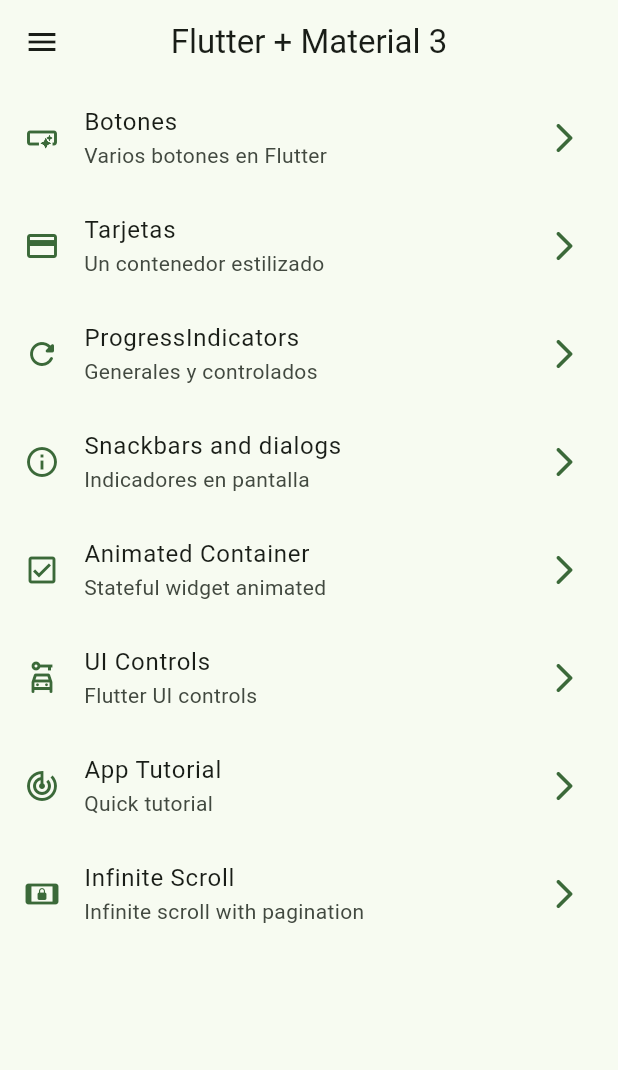
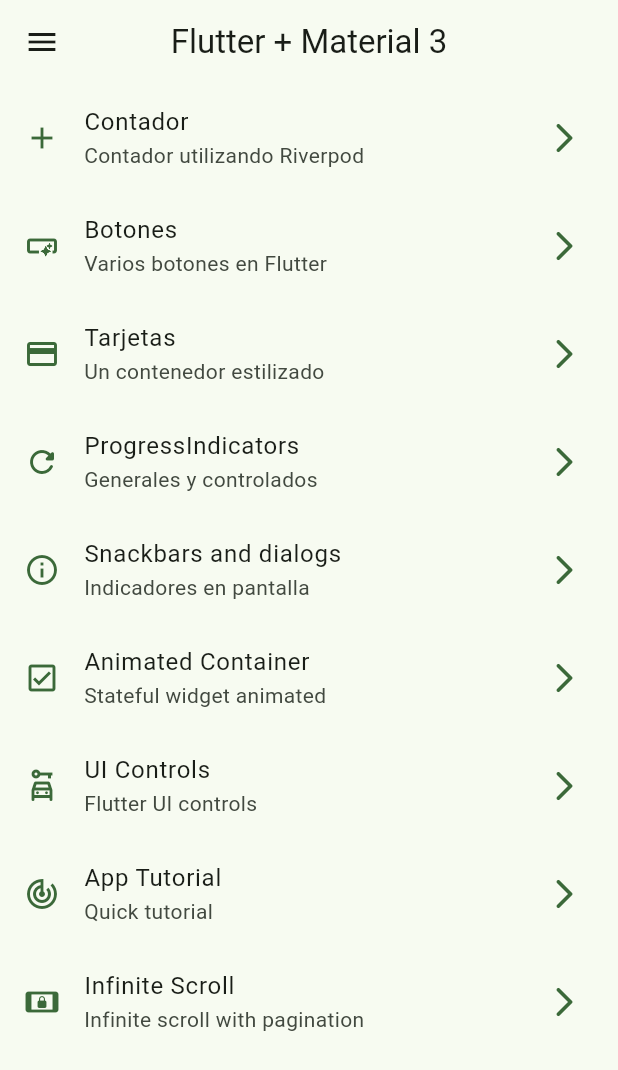
Before and after one commit to AlexisPucheta/widgetsApp, a Flutter app: the screen it shows after launch, on a phone screen of 412 x 824 dp. Shown: the top 1070 px of the screen. Run offline on Flutter 3.47's test engine with Material 3 defaults, Android fonts, the phone set to English and light mode, and no system bars; our stand-ins replace animate_do, flutter_riverpod, go_router.

```diff
--- a/lib/config/menu/menu_items.dart
+++ b/lib/config/menu/menu_items.dart
@@ -15,6 +15,12 @@ class MenuItems {
 }
 
 const appMenuItems = <MenuItems>[
+  MenuItems(
+    title: 'Contador',
+    subtitle: 'Contador utilizando Riverpod',
+    icon: Icons.add,
+    link: '/counter',
+  ),
   MenuItems(
     title: 'Botones',
     subtitle: 'Varios botones en Flutter',
--- a/lib/config/router/app_router.dart
+++ b/lib/config/router/app_router.dart
@@ -49,5 +49,10 @@ final appRouter = GoRouter(
       name: InfiniteScrollScreen.name,
       builder: (context, state) => const InfiniteScrollScreen(),
     ),
+    GoRoute(
+      path: '/counter',
+      name: CounterScreen.name,
+      builder: (context, state) => const CounterScreen(),
+    ),
   ],
 );
--- a/lib/main.dart
+++ b/lib/main.dart
@@ -1,9 +1,10 @@
 import 'package:flutter/material.dart';
+import 'package:flutter_riverpod/flutter_riverpod.dart';
 import 'package:widgetsapp/config/router/app_router.dart';
 import 'package:widgetsapp/config/theme/app_theme.dart';
 
 void main() {
-  runApp(const MainApp());
+  runApp(const ProviderScope(child: MainApp()));
 }
 
 class MainApp extends StatelessWidget {
--- /dev/null
+++ b/lib/presentation/providers/counter_provider.dart
@@ -0,0 +1,3 @@
+import 'package:flutter_riverpod/flutter_riverpod.dart';
+
+final counterProvider = StateProvider<int>((ref) => 5);
--- /dev/null
+++ b/lib/presentation/providers/theme_provider.dart
@@ -0,0 +1,3 @@
+import 'package:flutter_riverpod/flutter_riverpod.dart';
+
+final themeProvider = StateProvider<bool>((ref) => false);
--- a/lib/presentation/screens/screens.dart
+++ b/lib/presentation/screens/screens.dart
@@ -2,6 +2,7 @@ export 'package:widgetsapp/presentation/screens/animated/animated_screen.dart';
 export 'package:widgetsapp/presentation/screens/app_tutorial/app_tutorial_screen.dart';
 export 'package:widgetsapp/presentation/screens/buttons/buttons_screen.dart';
 export 'package:widgetsapp/presentation/screens/cards/cards_screen.dart';
+export 'package:widgetsapp/presentation/screens/counter/counter_screen.dart';
 export 'package:widgetsapp/presentation/screens/home/home_screen.dart';
 export 'package:widgetsapp/presentation/screens/infinite_scroll/infinite_scroll_screen.dart';
 export 'package:widgetsapp/presentation/screens/progress/progress_screen.dart';
--- a/pubspec.yaml
+++ b/pubspec.yaml
@@ -10,6 +10,7 @@ dependencies:
   animate_do: ^4.2.0
   flutter:
     sdk: flutter
+  flutter_riverpod: ^2.6.1
   go_router: ^14.8.1
   very_good_analysis: ^7.0.0
 
```
Also changed, not shown: lib/presentation/screens/counter/counter_screen.dart (added, +44 -0 lines), pubspec.lock.
